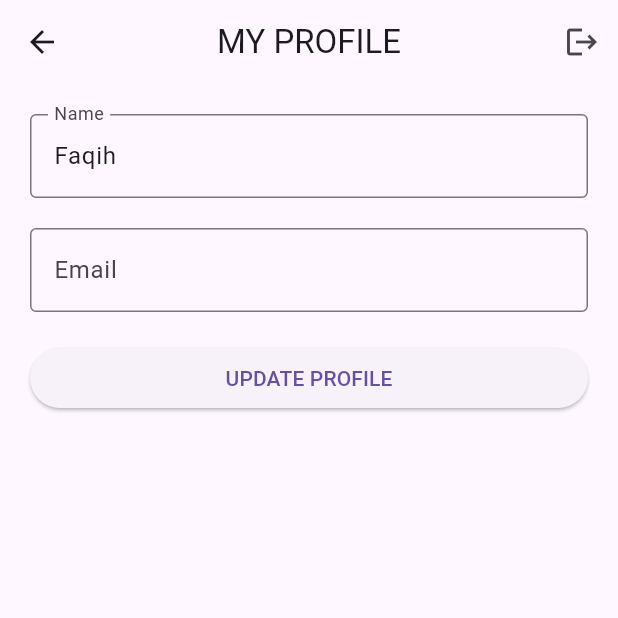
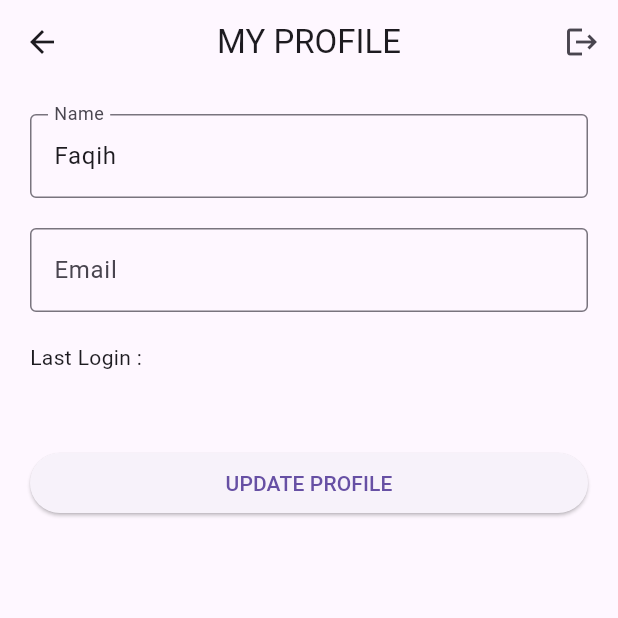
Before and after one commit to Faqihasyari/supabase_note, a Flutter app: the ProfileView screen opened by its route, after a tap on "UPDATE PROFILE", on a phone screen of 412 x 824 dp, the top half of it. Run offline on Flutter 3.47's test engine with Material 3 defaults, Android fonts, the phone set to English and light mode, and no system bars; our stand-ins replace get, supabase_flutter; accounts and stored records are empty.

Commit message:
get data2

```diff
--- a/lib/app/modules/profile/controllers/profile_controller.dart
+++ b/lib/app/modules/profile/controllers/profile_controller.dart
@@ -12,7 +12,17 @@ class ProfileController extends GetxController {
   SupabaseClient client = Supabase.instance.client;
 
   Future<void> getProfile() async {
-    List<Map<String, dynamic>> res = await client.from("users").select('email');
+    List<Map<String, dynamic>> res = await client.from("users").select().match({
+      "uid": client.auth.currentUser!.id,
+    });
+
+    if (res.isNotEmpty) {
+      var user = res.first;
+      nameC.text = user["name"];
+      emailC.text = user["email"];
+    } else {
+      print("User not found");
+    }
 
     print(res);
   }
--- a/lib/app/modules/profile/views/profile_view.dart
+++ b/lib/app/modules/profile/views/profile_view.dart
@@ -30,6 +30,11 @@ class ProfileView extends GetView<ProfileController> {
         body: FutureBuilder(
             future: controller.getProfile(),
             builder: (context, snapshot) {
+              if (snapshot.connectionState == ConnectionState.waiting) {
+                return Center(
+                  child: CircularProgressIndicator(),
+                );
+              }
               return ListView(
                 padding: EdgeInsets.all(20),
                 children: [
@@ -53,6 +58,10 @@ class ProfileView extends GetView<ProfileController> {
                   SizedBox(
                     height: 20,
                   ),
+                  Text("Last Login :"),
+                  SizedBox(
+                    height: 50,
+                  ),
                   Obx(() => ElevatedButton(
                       onPressed: () {
                         if (controller.isLoading.isFalse) {
```
